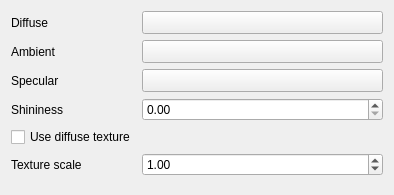
Qt form src/ui/3d/phongmaterialwidget.ui (qgis/QGIS) before a commit.
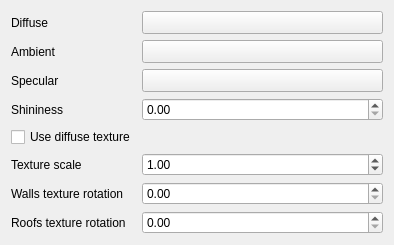
The same form after that commit. Custom widgets are drawn as their Qt base class.

Commit message: [Feature] texture coordinates rotation

Diff of the .ui file:
```diff
--- a/src/ui/3d/phongmaterialwidget.ui
+++ b/src/ui/3d/phongmaterialwidget.ui
@@ -133,6 +133,40 @@
      </property>
     </widget>
    </item>
+   <item row="6" column="0">
+    <widget class="QLabel" name="label">
+     <property name="text">
+      <string>Walls texture rotation</string>
+     </property>
+    </widget>
+   </item>
+   <item row="6" column="1">
+    <widget class="QDoubleSpinBox" name="wallsTextureRotationSpinBox">
+     <property name="maximum">
+      <double>360.000000000000000</double>
+     </property>
+     <property name="singleStep">
+      <double>10.000000000000000</double>
+     </property>
+    </widget>
+   </item>
+   <item row="7" column="0">
+    <widget class="QLabel" name="label_2">
+     <property name="text">
+      <string>Roofs texture rotation</string>
+     </property>
+    </widget>
+   </item>
+   <item row="7" column="1">
+    <widget class="QDoubleSpinBox" name="roofsTextureRotationSpinBox">
+     <property name="maximum">
+      <double>360.000000000000000</double>
+     </property>
+     <property name="singleStep">
+      <double>10.000000000000000</double>
+     </property>
+    </widget>
+   </item>
   </layout>
  </widget>
  <customwidgets>
```
The commit also changes 8 other files.
